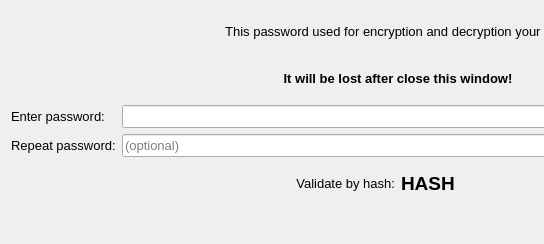
Above: gui/enterkey.ui from annndruha/SecurePhotos before the change; both pictures show x 0 to 544 and y 0 to 244 of the 796 by 244 pixel window. Below: the same form after it.
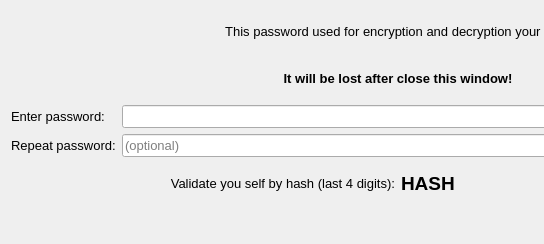
That is the form after the change. Icons and pictures are not drawn.

```diff
--- a/gui/enterkey.ui
+++ b/gui/enterkey.ui
@@ -93,7 +93,7 @@
      <item>
       <widget class="QLabel" name="label_5">
        <property name="text">
-        <string>Validate by hash:</string>
+        <string>Validate you self by hash (last 4 digits):</string>
        </property>
        <property name="alignment">
         <set>Qt::AlignRight|Qt::AlignTrailing|Qt::AlignVCenter</set>
```
